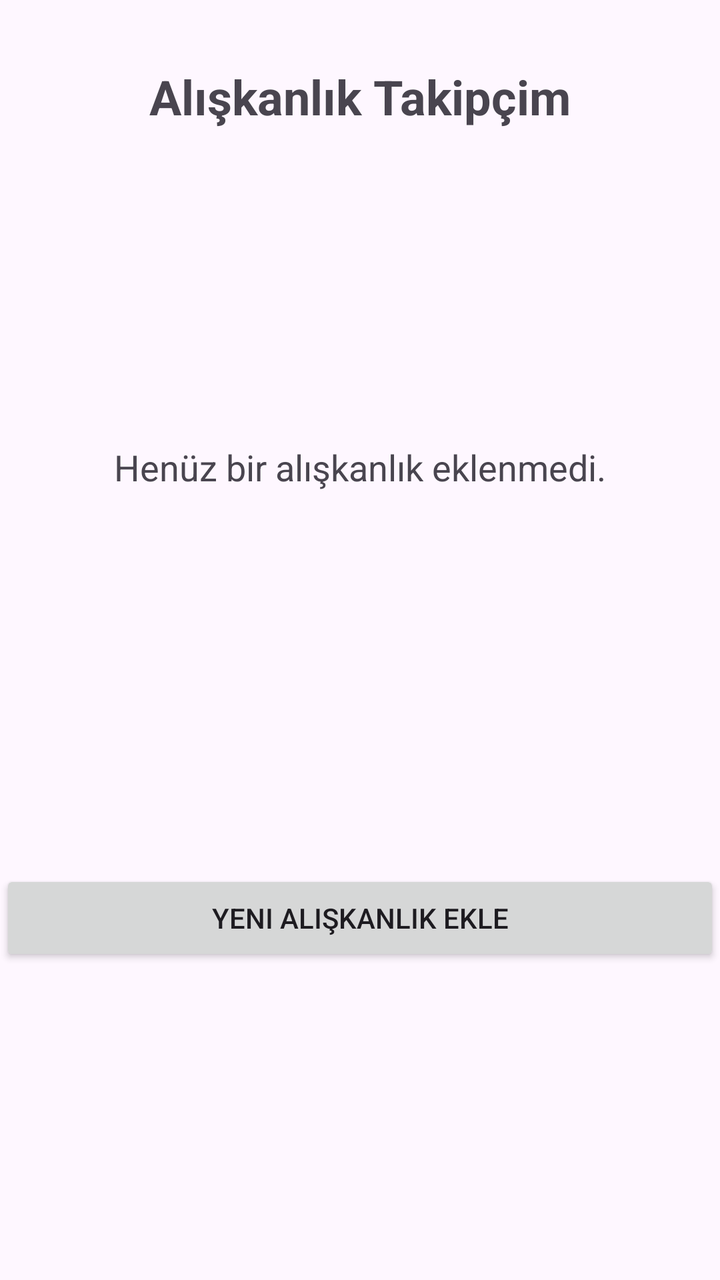
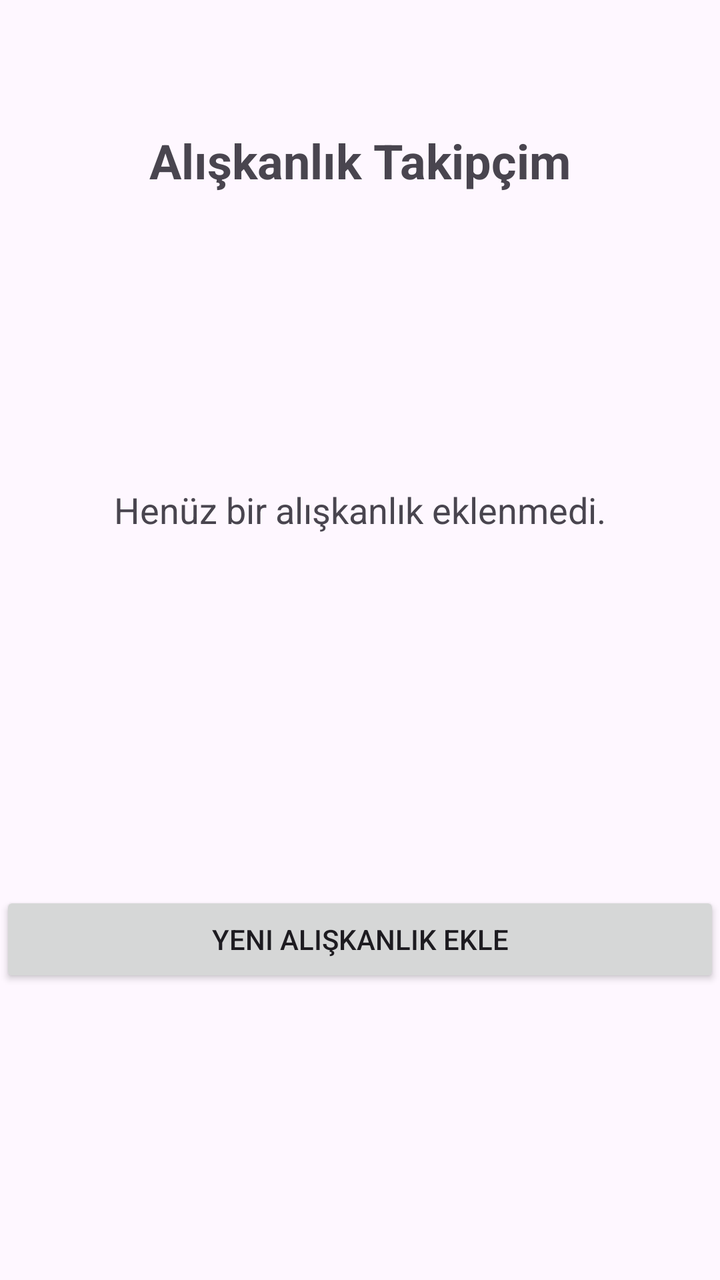

The first picture is an Android layout as it rendered before a commit; the second is the same layout after the commit. The layout source and the unified diff follow.
<!-- AndroidManifest.xml: application theme Theme.HabitTracker -->
<!-- res/layout/activity_main.xml -->
<?xml version="1.0" encoding="utf-8"?>
<androidx.constraintlayout.widget.ConstraintLayout xmlns:android="http://schemas.android.com/apk/res/android"
    xmlns:app="http://schemas.android.com/apk/res-auto"
    xmlns:tools="http://schemas.android.com/tools"
    android:id="@+id/main"
    android:layout_width="match_parent"
    android:layout_height="match_parent"
    tools:context=".MainActivity">

    <TextView
        android:id="@+id/tvTitle"
        android:layout_width="wrap_content"
        android:layout_height="wrap_content"
        android:layout_marginTop="32dp"
        android:text="Alışkanlık Takipçim"
        android:textSize="24sp"
        android:textStyle="bold"
        app:layout_constraintEnd_toEndOf="parent"
        app:layout_constraintStart_toStartOf="parent"
        app:layout_constraintTop_toTopOf="parent" />

    <TextView
        android:id="@+id/tvHabitDisplay"
        android:layout_width="wrap_content"
        android:layout_height="wrap_content"
        android:text="Henüz bir alışkanlık eklenmedi."
        android:textAlignment="center"
        android:textSize="18sp"
        app:layout_constraintBottom_toTopOf="@+id/btnAddHabit"
        app:layout_constraintEnd_toEndOf="parent"
        app:layout_constraintStart_toStartOf="parent"
        app:layout_constraintTop_toBottomOf="@+id/tvTitle" />

    <Button
        android:id="@+id/btnAddHabit"
        android:layout_width="0dp"
        android:layout_height="wrap_content"
        android:layout_marginTop="32dp"
        android:text="Yeni Alışkanlık Ekle"
        app:layout_constraintBottom_toBottomOf="parent"
        app:layout_constraintEnd_toEndOf="parent"
        app:layout_constraintHorizontal_bias="0.0"
        app:layout_constraintStart_toStartOf="parent"
        app:layout_constraintTop_toBottomOf="@+id/tvHabitDisplay" />
</androidx.constraintlayout.widget.ConstraintLayout>
<!-- resources referenced by this layout -->
<resources>
  <style name="Theme.HabitTracker" parent="Base.Theme.HabitTracker" />
  <style name="Base.Theme.HabitTracker" parent="Theme.Material3.DayNight.NoActionBar">
          
          
      </style>
</resources>

<!-- the commit's change to res/layout/activity_main.xml (unified diff, before → after) -->
@@ -11,7 +11,7 @@
         android:id="@+id/tvTitle"
         android:layout_width="wrap_content"
         android:layout_height="wrap_content"
-        android:layout_marginTop="32dp"
+        android:layout_marginTop="64dp"
         android:text="Alışkanlık Takipçim"
         android:textSize="24sp"
         android:textStyle="bold"
